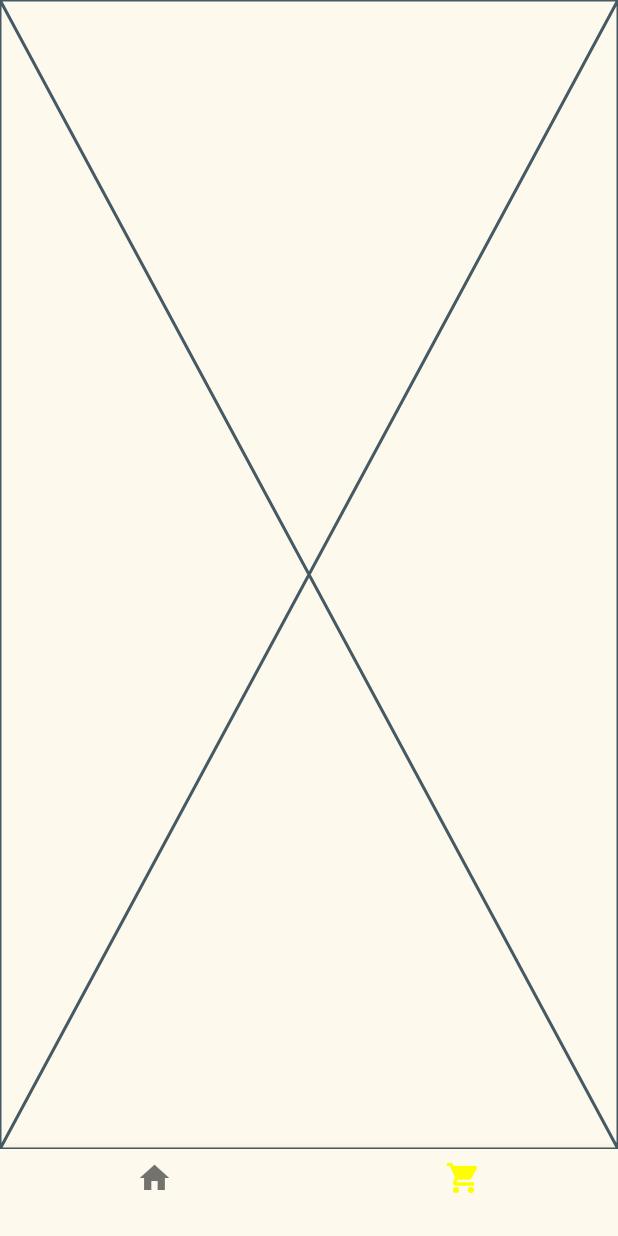
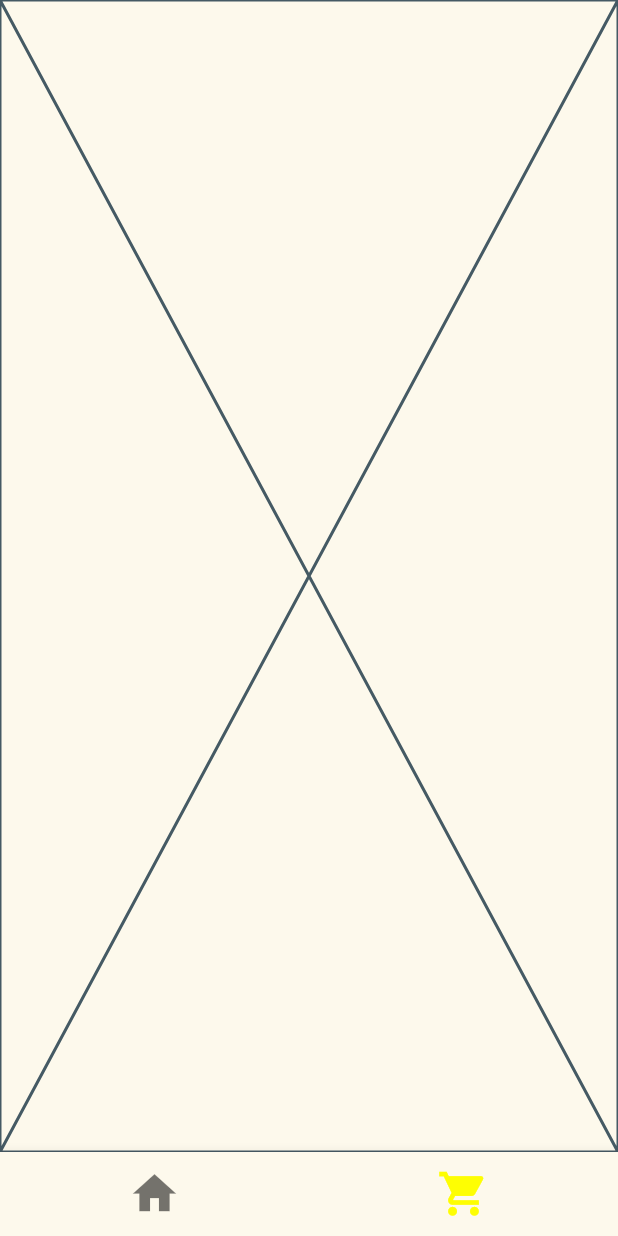
Before and after one commit to SemajCode/shopping_app, a Flutter app: the screen it shows after launch, item 2 of the bottom bar chosen, on a phone screen of 412 x 824 dp. Run offline on Flutter 3.47's test engine with Material 2 defaults, Android fonts, the phone set to English and light mode, and no system bars.

```diff
--- a/lib/home_page.dart
+++ b/lib/home_page.dart
@@ -27,6 +27,9 @@ class _HomePageState extends State<HomePage> {
   Widget build(BuildContext context) {
     return Scaffold(
       bottomNavigationBar: BottomNavigationBar(
+        selectedFontSize: 0,
+        unselectedFontSize: 0,
+        iconSize: 35,
         currentIndex: currentPage,
         onTap: (value) {
           setState(() {
@@ -48,7 +51,10 @@ class _HomePageState extends State<HomePage> {
           ),
         ],
       ),
-      body: pages[currentPage],
+      body: IndexedStack(
+        index: currentPage,
+        children: pages,
+      ),
     );
   }
 }
```
